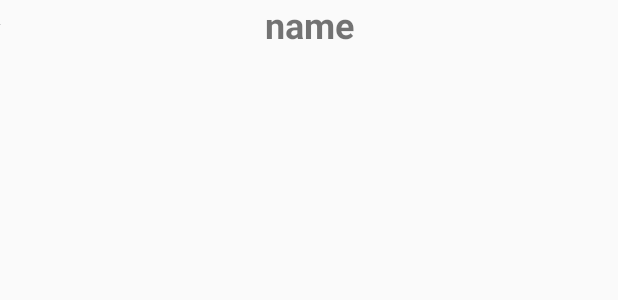
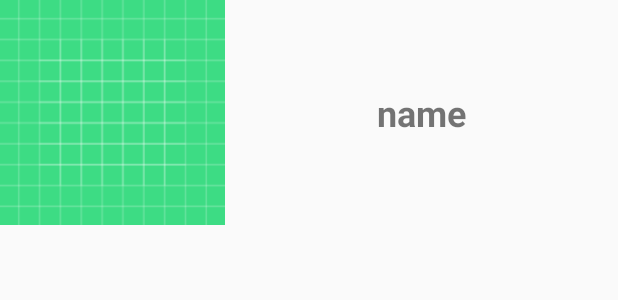
Before and after one commit to Dor-Nachbi/SportiveMate, an Android app: the layout list_row_sport.xml on its own in the app's theme, with its tools: preview values and no code run, on a phone screen of 412 x 824 dp. Shown: the top 300 px of the screen. Run offline under Robolectric (Android 15) with nearby library versions, the phone set to English and light mode, and no system bars; Roboto replaces fonts that are not available here.

Commit message:
edit sport fragment

```diff
--- a/app/build.gradle
+++ b/app/build.gradle
@@ -40,6 +40,7 @@ dependencies {
     def nav_version = "2.3.0-rc01"
     implementation "androidx.navigation:navigation-fragment:$nav_version"
     implementation "androidx.navigation:navigation-ui:$nav_version"
+    implementation 'com.squareup.picasso:picasso:2.71828'
 
 
 }
--- a/app/src/main/AndroidManifest.xml
+++ b/app/src/main/AndroidManifest.xml
@@ -3,6 +3,7 @@
     package="com.example.sportivemate">
 
     <uses-permission android:name="android.permission.INTERNET" />
+    <uses-permission android:name="android.permission.WRITE_EXTERNAL_STORAGE" />
 
     <application
         android:name=".MyApp"
--- a/app/src/main/java/com/example/sportivemate/model/SportDao.java
+++ b/app/src/main/java/com/example/sportivemate/model/SportDao.java
@@ -19,4 +19,7 @@ public interface SportDao {
 
     @Query("SELECT * FROM Sports WHERE name LIKE :spotName")
     LiveData<Sport> getSport(String spotName);
+
+    @Query ("DELETE FROM Sports")
+    void delete();
 }
--- a/app/src/main/java/com/example/sportivemate/model/SportModel.java
+++ b/app/src/main/java/com/example/sportivemate/model/SportModel.java
@@ -4,10 +4,12 @@ import android.annotation.SuppressLint;
 import android.content.Context;
 import android.content.SharedPreferences;
 import android.os.AsyncTask;
+import android.util.Log;
 
 import androidx.lifecycle.LiveData;
 
 import com.example.sportivemate.MyApp;
+import com.google.protobuf.ApiProto;
 
 import java.util.List;
 
@@ -60,6 +62,7 @@ public class SportModel {
                 new AsyncTask<String, String, String>() {
                     @Override
                     protected String doInBackground(String... strings) {
+                        AppLocalDb.db.sportDao().delete();
                         long lastUpdated = 0;
                         for (Sport sport : data) {
                             AppLocalDb.db.sportDao().insertAll(sport);
--- a/app/src/main/java/com/example/sportivemate/model/StoreModel.java
+++ b/app/src/main/java/com/example/sportivemate/model/StoreModel.java
@@ -14,7 +14,7 @@ import com.google.firebase.storage.UploadTask;
 import java.io.ByteArrayOutputStream;
 
 public class StoreModel {
-    static final String USER_IMAGES = "users_images";
+    static final String USER_IMAGES = "users_images/";
     public interface Listener {
         void onSuccess(String url);
 
@@ -26,7 +26,7 @@ public class StoreModel {
     }
 
 
-    private static void uploadImage(Bitmap imageBmp, String name, final Listener listener, String folder) {
+    public static void uploadImage(Bitmap imageBmp, String name, final Listener listener, String folder) {
         FirebaseStorage firebaseStorage = FirebaseStorage.getInstance();
         final StorageReference imageReference = firebaseStorage.getReference().child(folder).child(name);
         ByteArrayOutputStream baos = new ByteArrayOutputStream();
--- a/app/src/main/res/layout/list_row_sport.xml
+++ b/app/src/main/res/layout/list_row_sport.xml
@@ -14,16 +14,19 @@
         android:textStyle="bold"
         app:layout_constraintBottom_toBottomOf="parent"
         app:layout_constraintEnd_toEndOf="parent"
-        app:layout_constraintStart_toEndOf="@+id/imageView"
+        app:layout_constraintStart_toEndOf="@+id/sport_imageView"
         app:layout_constraintTop_toTopOf="parent" />
 
     <ImageView
-        android:id="@+id/imageView"
-        android:layout_width="wrap_content"
-        android:layout_height="wrap_content"
+        android:id="@+id/sport_imageView"
+        android:layout_width="150dp"
+        android:layout_height="150dp"
+        android:visibility="visible"
         app:layout_constraintBottom_toBottomOf="parent"
         app:layout_constraintStart_toStartOf="parent"
         app:layout_constraintTop_toTopOf="parent"
-        tools:srcCompat="@tools:sample/avatars" />
+        app:srcCompat="@drawable/ic_launcher_background"
+        tools:srcCompat="@drawable/ic_launcher_background"
+        tools:visibility="visible" />
 
 </androidx.constraintlayout.widget.ConstraintLayout>
--- a/build.gradle
+++ b/build.gradle
@@ -9,6 +9,7 @@ buildscript {
         classpath 'com.google.gms:google-services:4.3.3'
         def nav_version = "2.3.0-alpha06"
         classpath "androidx.navigation:navigation-safe-args-gradle-plugin:$nav_version"
+
 
         // NOTE: Do not place your application dependencies here; they belong
         // in the individual module build.gradle files
```
Also changed, not shown: app/src/main/java/com/example/sportivemate/MainActivity.java (+5 -15 lines), app/src/main/java/com/example/sportivemate/UI/AddSportFragment.java (+24 -26 lines), app/src/main/java/com/example/sportivemate/UI/HomeFragment.java (+13 -11 lines), app/src/main/java/com/example/sportivemate/UI/SportPostsListFragment.java (added, +68 -0 lines), app/src/main/res/layout/fragment_sport_posts_list.xml (added, +14 -0 lines), app/src/main/res/navigation/home_nav_graph.xml (+8 -0 lines), 1 other file.
